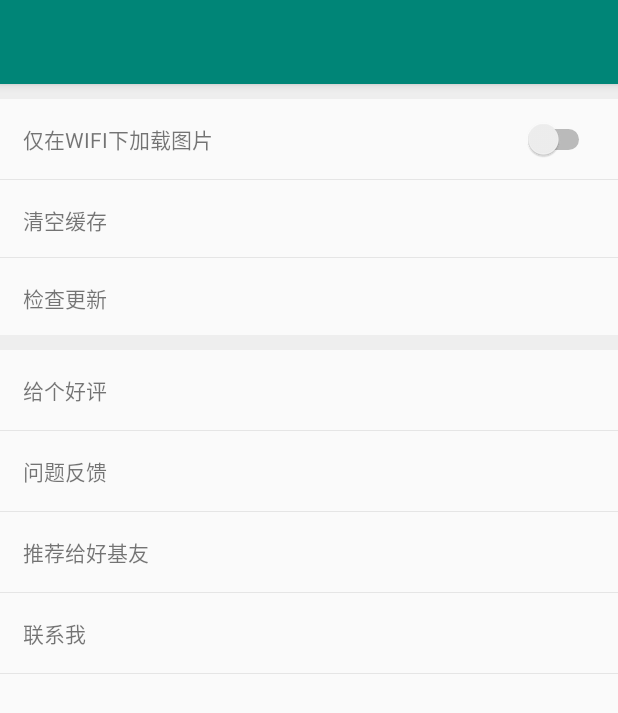
After one commit to dybl/f4d, an Android app: the SettingActivity screen opened directly, with no data from a screen before it, on a phone screen of 412 x 824 dp. The commit adds this screen. Shown: the top 713 px of the screen. Run offline under Robolectric (Android 15) with nearby library versions, the phone set to English and light mode, and no system bars; our stand-ins replace CircleImageView; 4 statements that could not run were skipped.

Commit message:
add setting

```diff
--- a/android/f4d/app/build.gradle
+++ b/android/f4d/app/build.gradle
@@ -9,6 +9,10 @@ android {
         versionCode 1
         versionName "1.0"
         testInstrumentationRunner "androidx.test.runner.AndroidJUnitRunner"
+    }
+    compileOptions {
+        sourceCompatibility 1.8
+        targetCompatibility 1.8
     }
     buildTypes {
         release {
--- a/android/f4d/app/src/main/java/com/junjc9/funu/f4d/F4d.java
+++ b/android/f4d/app/src/main/java/com/junjc9/funu/f4d/F4d.java
@@ -10,10 +10,9 @@ public class F4d extends Application {
     public void onCreate() {
         super.onCreate();
         context = this;
-        /*
         F4dInit.initTimber();
         F4dInit.initOKHttp(this);
-        */
+
     }
 
     public static F4d getContext() {
--- /dev/null
+++ b/android/f4d/app/src/main/java/com/junjc9/funu/f4d/ui/activity/SettingActivity.java
@@ -0,0 +1,48 @@
+package com.junjc9.funu.f4d.ui.activity;
+
+import android.os.Bundle;
+
+import androidx.annotation.Nullable;
+import androidx.appcompat.widget.Toolbar;
+import androidx.appcompat.app.AppCompatActivity;
+
+import com.junjc9.funu.f4d.R;
+import com.junjc9.funu.f4d.ui.fragment.SettingFragment;
+
+
+public class SettingActivity extends AppCompatActivity{
+
+    private Toolbar toolbar;
+
+    @Override
+    protected void onCreate(@Nullable Bundle savedInstanceState) {
+        super.onCreate(savedInstanceState);
+        setContentView(R.layout.activity_setting);
+        initData();
+        initView();
+    }
+
+    private void initData() {
+
+    }
+
+    private void initView() {
+        toolbar = findViewById(R.id.toolbar);
+        setSupportActionBar(toolbar);
+        //getSupportActionBar().setDisplayHomeAsUpEnabled(true);
+        toolbar.setOnClickListener(view -> finish());
+        /*
+        {
+            @Override
+            public void onClick(View v) {
+                finish();
+            }
+        });
+        */
+
+        getSupportFragmentManager().beginTransaction().replace(R.id.cly_root, SettingFragment.newInstance()).commit();
+
+    }
+
+
+}
--- /dev/null
+++ b/android/f4d/app/src/main/java/com/junjc9/funu/f4d/ui/fragment/SettingFragment.java
@@ -0,0 +1,42 @@
+package com.junjc9.funu.f4d.ui.fragment;
+
+import android.os.Bundle;
+import androidx.annotation.NonNull;
+import androidx.annotation.Nullable;
+import androidx.fragment.app.Fragment;
+import android.view.LayoutInflater;
+import android.view.View;
+import android.view.ViewGroup;
+import android.widget.TextView;
+
+import com.junjc9.funu.f4d.R;
+import com.junjc9.funu.f4d.utils.PackageUtils;
+import com.junjc9.funu.f4d.utils.ResUtils;
+
+public class SettingFragment extends Fragment {
+
+    private TextView tv_app_version;
+
+    public static SettingFragment newInstance() {
+        SettingFragment fg = new SettingFragment();
+        return fg;
+    }
+
+    @Nullable
+    @Override
+    public View onCreateView(LayoutInflater inflater, @Nullable ViewGroup container, @Nullable Bundle savedInstanceState) {
+        View view = inflater.inflate(R.layout.fragment_setting, container, false);
+        tv_app_version = view.findViewById(R.id.tv_app_version);
+        return view;
+    }
+
+    @Override
+    public void onViewCreated(@NonNull View view, @Nullable Bundle savedInstanceState) {
+        super.onViewCreated(view, savedInstanceState);
+        String version = PackageUtils.packageName();
+        if(version != null) {
+            String msg = String.format(ResUtils.getString(R.string.cur_version), version);
+            tv_app_version.setText(msg);
+        }
+    }
+}
--- /dev/null
+++ b/android/f4d/app/src/main/res/layout/activity_setting.xml
@@ -0,0 +1,34 @@
+<?xml version="1.0" encoding="utf-8"?>
+<androidx.constraintlayout.widget.ConstraintLayout
+    xmlns:android="http://schemas.android.com/apk/res/android"
+    xmlns:app="http://schemas.android.com/apk/res-auto"
+    android:layout_width="match_parent"
+    android:layout_height="match_parent">
+
+    <com.google.android.material.appbar.AppBarLayout
+        android:id="@+id/ably_bar"
+        android:layout_width="match_parent"
+        android:layout_height="wrap_content"
+        app:layout_constraintEnd_toEndOf="parent"
+        app:layout_constraintStart_toStartOf="parent"
+        app:layout_constraintTop_toTopOf="parent">
+
+        <androidx.appcompat.widget.Toolbar
+            android:layout_width="match_parent"
+            android:layout_height="?attr/actionBarSize"
+            android:background="?attr/colorPrimary"
+            app:popupTheme="@style/AppTheme.PopupOverlay" />
+
+
+    </com.google.android.material.appbar.AppBarLayout>
+
+    <androidx.constraintlayout.widget.ConstraintLayout
+        android:id="@+id/cly_root"
+        android:layout_width="0dp"
+        android:layout_height="0dp"
+        app:layout_constraintBottom_toBottomOf="parent"
+        app:layout_constraintEnd_toEndOf="parent"
+        app:layout_constraintStart_toStartOf="parent"
+        app:layout_constraintTop_toBottomOf="@+id/ably_bar" />
+
+</androidx.constraintlayout.widget.ConstraintLayout>
--- /dev/null
+++ b/android/f4d/app/src/main/res/layout/fragment_setting.xml
@@ -0,0 +1,194 @@
+<?xml version="1.0" encoding="utf-8"?>
+<androidx.constraintlayout.widget.ConstraintLayout xmlns:android="http://schemas.android.com/apk/res/android"
+    xmlns:app="http://schemas.android.com/apk/res-auto"
+    xmlns:tools="http://schemas.android.com/tools"
+    android:layout_width="match_parent"
+    android:layout_height="match_parent">
+
+    <View
+        android:id="@+id/divider_heavy_first"
+        android:layout_width="0dp"
+        android:layout_height="10dp"
+        android:background="@color/heavy_divider"
+        app:layout_constraintEnd_toEndOf="parent"
+        app:layout_constraintStart_toStartOf="parent"
+        app:layout_constraintTop_toTopOf="parent" />
+
+    <TextView
+        android:id="@+id/tv_wifi_label"
+        android:layout_width="wrap_content"
+        android:layout_height="wrap_content"
+        android:layout_marginStart="15dp"
+        android:layout_marginTop="16dp"
+        android:text="@string/just_load_in_wifi"
+        android:textSize="14sp"
+        app:layout_constraintStart_toStartOf="parent"
+        app:layout_constraintTop_toBottomOf="@id/divider_heavy_first" />
+
+    <Switch
+        android:id="@+id/sw_wifi"
+        android:layout_width="wrap_content"
+        android:layout_height="wrap_content"
+        android:layout_marginEnd="15dp"
+        app:layout_constraintBottom_toBottomOf="@+id/tv_wifi_label"
+        app:layout_constraintRight_toRightOf="parent"
+        app:layout_constraintTop_toTopOf="@+id/tv_wifi_label" />
+
+    <View
+        android:id="@+id/divider_light_first"
+        android:layout_width="0dp"
+        android:layout_height="1px"
+        android:layout_marginTop="16dp"
+        android:background="@color/divider"
+        app:layout_constraintEnd_toEndOf="parent"
+        app:layout_constraintStart_toStartOf="parent"
+        app:layout_constraintTop_toBottomOf="@id/tv_wifi_label" />
+
+    <TextView
+        android:id="@+id/tv_cache_clear"
+        android:layout_width="wrap_content"
+        android:layout_height="wrap_content"
+        android:layout_marginStart="15dp"
+        android:layout_marginTop="16dp"
+        android:text="@string/clear_cache"
+        android:textSize="14sp"
+        app:layout_constraintStart_toStartOf="parent"
+        app:layout_constraintTop_toBottomOf="@id/divider_light_first" />
+
+    <TextView
+        android:id="@+id/tv_cache_size"
+        android:layout_width="wrap_content"
+        android:layout_height="wrap_content"
+        android:layout_marginTop="16dp"
+        android:layout_marginEnd="15dp"
+        android:textSize="14sp"
+        app:layout_constraintEnd_toEndOf="parent"
+        app:layout_constraintTop_toBottomOf="@id/divider_light_first" />
+
+    <View
+        android:id="@+id/divider_light_second"
+        android:layout_width="0dp"
+        android:layout_height="1px"
+        android:layout_marginTop="16dp"
+        android:background="@color/divider"
+        app:layout_constraintEnd_toEndOf="parent"
+        app:layout_constraintStart_toStartOf="parent"
+        app:layout_constraintTop_toBottomOf="@id/tv_cache_size" />
+
+
+    <TextView
+        android:id="@+id/tv_check_update"
+        android:layout_width="wrap_content"
+        android:layout_height="wrap_content"
+        android:layout_marginStart="15dp"
+        android:layout_marginTop="16dp"
+        android:text="@string/check_update"
+        android:textSize="14sp"
+        app:layout_constraintStart_toStartOf="parent"
+        app:layout_constraintTop_toBottomOf="@id/divider_light_second" />
+
+    <TextView
+        android:id="@+id/tv_app_version"
+        android:layout_width="wrap_content"
+        android:layout_height="wrap_content"
+        android:layout_marginTop="16dp"
+        android:layout_marginEnd="15dp"
+        android:textSize="14sp"
+        app:layout_constraintEnd_toEndOf="parent"
+        app:layout_constraintTop_toBottomOf="@id/divider_light_second" />
+
+    <View
+        android:id="@+id/divider_heavy_second"
+        android:layout_width="0dp"
+        android:layout_height="10dp"
+        android:layout_marginTop="16dp"
+        android:background="@color/heavy_divider"
+        app:layout_constraintEnd_toEndOf="parent"
+        app:layout_constraintStart_toStartOf="parent"
+        app:layout_constraintTop_toBottomOf="@id/tv_app_version" />
+
+    <TextView
+        android:id="@+id/tv_praise"
+        android:layout_width="wrap_content"
+        android:layout_height="wrap_content"
+        android:layout_marginStart="15dp"
+        android:layout_marginTop="16dp"
+        android:text="@string/give_praise"
+        android:textSize="14sp"
+        app:layout_constraintStart_toStartOf="parent"
+        app:layout_constraintTop_toBottomOf="@id/divider_heavy_second" />
+
+    <View
+        android:id="@+id/divider_light_third"
+        android:layout_width="0dp"
+        android:layout_height="1px"
+        android:layout_marginTop="16dp"
+        android:background="@color/divider"
+        app:layout_constraintEnd_toEndOf="parent"
+        app:layout_constraintStart_toStartOf="parent"
+        app:layout_constraintTop_toBottomOf="@id/tv_praise" />
+
+    <TextView
+        android:id="@+id/tv_commit_question"
+        android:layout_width="wrap_content"
+        android:layout_height="wrap_content"
+        android:layout_marginStart="15dp"
+        android:layout_marginTop="16dp"
+        android:text="@string/commit_question"
+        android:textSize="14sp"
+        app:layout_constraintStart_toStartOf="parent"
+        app:layout_constraintTop_toBottomOf="@id/divider_light_third" />
+
+    <View
+        android:id="@+id/divider_light_forth"
+        android:layout_width="0dp"
+        android:layout_height="1px"
+        android:layout_marginTop="16dp"
+        android:background="@color/divider"
+        app:layout_constraintEnd_toEndOf="parent"
+        app:layout_constraintStart_toStartOf="parent"
+        app:layout_constraintTop_toBottomOf="@id/tv_commit_question" />
+
+    <TextView
+        android:id="@+id/tv_share_friends"
+        android:layout_width="wrap_content"
+        android:layout_height="wrap_content"
+        android:layout_marginStart="15dp"
+        android:layout_marginTop="16dp"
+        android:text="@string/share_friends"
+        android:textSize="14sp"
+        app:layout_constraintStart_toStartOf="parent"
+        app:layout_constraintTop_toBottomOf="@id/divider_light_forth" />
+
+    <View
+        android:id="@+id/divider_light_fifth"
+        android:layout_width="0dp"
+        android:layout_height="1px"
+        android:layout_marginTop="16dp"
+        android:background="@color/divider"
+        app:layout_constraintEnd_toEndOf="parent"
+        app:layout_constraintStart_toStartOf="parent"
+        app:layout_constraintTop_toBottomOf="@id/tv_share_friends" />
+
+    <TextView
+        android:id="@+id/tv_contact_me"
+        android:layout_width="wrap_content"
+        android:layout_height="wrap_content"
+        android:layout_marginStart="15dp"
+        android:layout_marginTop="16dp"
+        android:text="@string/contact_me"
+        android:textSize="14sp"
+        app:layout_constraintStart_toStartOf="parent"
+        app:layout_constraintTop_toBottomOf="@id/divider_light_fifth" />
+
+    <View
+        android:id="@+id/divider_light_sixth"
+        android:layout_width="0dp"
+        android:layout_height="1px"
+        android:layout_marginTop="16dp"
+        android:background="@color/divider"
+        app:layout_constraintEnd_toEndOf="parent"
+        app:layout_constraintStart_toStartOf="parent"
+        app:layout_constraintTop_toBottomOf="@id/tv_contact_me" />
+
+</androidx.constraintlayout.widget.ConstraintLayout>
--- a/android/f4d/app/src/main/res/layout/layout_appbar.xml
+++ b/android/f4d/app/src/main/res/layout/layout_appbar.xml
@@ -15,7 +15,7 @@
 
     </androidx.appcompat.widget.Toolbar>
 
-    <com.google.android.material.tabs.TabLayout
+    <!--com.google.android.material.tabs.TabLayout
         android:id="@+id/tab_layout"
         android:layout_width="match_parent"
         android:layout_height="wrap_content"
@@ -25,6 +25,6 @@
         app:tabTextAppearance="@style/TextAppearance.Design.Tab"
         app:tabSelectedTextColor="?title_color">
 
-    </com.google.android.material.tabs.TabLayout>
+    </com.google.android.material.tabs.TabLayout-->
 
 </com.google.android.material.appbar.AppBarLayout>
--- a/android/f4d/app/src/main/res/layout/layout_bottom_sheet.xml
+++ /dev/null
@@ -1,6 +0,0 @@
-<?xml version="1.0" encoding="utf-8"?>
-<LinearLayout xmlns:android="http://schemas.android.com/apk/res/android"
-    android:orientation="vertical" android:layout_width="match_parent"
-    android:layout_height="match_parent">
-
-</LinearLayout>
--- a/android/f4d/app/src/main/res/values/colors.xml
+++ b/android/f4d/app/src/main/res/values/colors.xml
@@ -4,7 +4,7 @@
     <color name="colorPrimaryDark">#00574B</color>
     <color name="colorAccent">#D81B60</color>
 
-    //FloatingActionButton
+    <!--FloatingActionButton-->
     <color name="black_semi_transparent">#B2000000</color>
     <color name="background">#e5e5e5</color>
     <color name="half_black">#808080</color>
@@ -14,7 +14,11 @@
     <color name="blue_semi_transparent">#805677fc</color>
     <color name="blue_semi_transparent_pressed">#80738ffe</color>
 
-    //material design color
+    <!--setting-->
+    <color name="divider">#E5E5E5</color>
+    <color name="heavy_divider">#EEEEEE</color>
+
+    <!--material design color-->
     <color name="transparent">#00FFFFFF</color>
 
     <color name="black_overlay">#66000000</color>
--- a/android/f4d/app/src/main/res/values/strings.xml
+++ b/android/f4d/app/src/main/res/values/strings.xml
@@ -1,7 +1,7 @@
 <resources>
     <string name="app_name">f4d</string>
 
-    //侧滑菜单
+    <!--侧滑菜单-->
     <string name="navigation_drawer_open">Open navigation drawer</string>
     <string name="navigation_drawer_close">Close navigation drawer</string>
     <string name="nav_header_title">junjc9</string>
@@ -10,16 +10,16 @@
     <string name="logout">登出</string>
     <string name="add_account">添加账户</string>
 
-    //导航栏右侧弹出菜单动作
+    <!--导航栏右侧弹出菜单动作-->
     <string name="action_settings">Settings</string>
     <string name="action_open_in_browser">在浏览器中打开</string>
     <string name="action_help_and_feedback">帮助与反馈</string>
 
-    //欢迎界面
+    <!--欢迎界面-->
     <string name="splash_copyright">© 2019 FunU co.,ltd</string>
     <string name="title_activity_settings">Settings</string>
 
-    //about
+    <!--about-->
     <string name="copyright">版权所有2019 funU</string>
     <string name="author">作者</string>
     <string name="email">邮件</string>
@@ -30,6 +30,16 @@
     <string name="follow_on_github">在GitHub上跟随我</string>
     <string name="about">关于</string>
 
+    <!--设置相关-->
+    <string name="just_load_in_wifi">仅在WIFI下加载图片</string>
+    <string name="clear_cache">清空缓存</string>
+    <string name="cur_cache">当前缓存 %1$f mb</string>
+    <string name="check_update">检查更新</string>
+    <string name="cur_version">当前版本 %1$s</string>
+    <string name="give_praise">给个好评</string>
+    <string name="commit_question">问题反馈</string>
+    <string name="share_friends">推荐给好基友</string>
+    <string name="contact_me">联系我</string>
     <string name="no_notifications_tip">No new notifications.</string>
     <string name="feedback_and_share">Share &#038; Feedback</string>
     <string name="share_to_friends">Share to your friends</string>
```
Also changed, not shown: android/f4d/app/src/main/AndroidManifest.xml (+10 -9 lines), android/f4d/app/src/main/java/com/junjc9/funu/f4d/ui/activity/MainActivity.java (+65 -24 lines), android/f4d/app/src/main/java/com/junjc9/funu/f4d/ui/activity/SplashActivity.java (+15 -4 lines), android/f4d/app/src/main/java/com/junjc9/funu/f4d/utils/PackageUtils.java (added, +33 -0 lines), android/f4d/app/src/main/java/com/junjc9/funu/f4d/utils/ResUtils.java (added, +10 -0 lines), android/f4d/app/src/main/res/layout/activity_splash.xml (+3 -4 lines), android/f4d/app/src/main/res/layout/fragment_floating_add.xml (+3 -5 lines), android/f4d/app/src/main/res/drawable/ic_studio.png (added).
